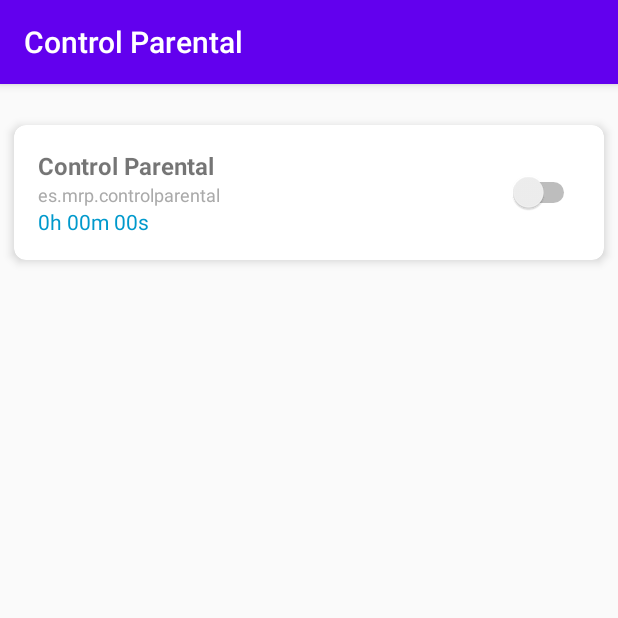
After one commit to MarcRoviraP/control_parental, an Android app built with Jetpack Compose: the ChildActivity screen opened directly, with no data from a screen before it, on a phone screen of 412 x 824 dp, the top half of it. The commit adds this screen. Run offline under Robolectric (Android 15) with nearby library versions, the phone set to English and light mode, and no system bars.

Commit message:
add recicler view to modify the blocked packages

```diff
--- a/app/build.gradle.kts
+++ b/app/build.gradle.kts
@@ -38,6 +38,7 @@ android {
     }
     buildFeatures {
         compose = true
+        viewBinding = true
     }
     composeOptions {
         kotlinCompilerExtensionVersion = "1.5.1"
@@ -59,6 +60,11 @@ dependencies {
     implementation("androidx.compose.ui:ui-graphics")
     implementation("androidx.compose.ui:ui-tooling-preview")
     implementation("androidx.compose.material3:material3")
+    implementation("androidx.appcompat:appcompat:1.6.1")
+    implementation("com.google.android.material:material:1.10.0")
+    implementation("androidx.activity:activity:1.10.1")
+    implementation("androidx.constraintlayout:constraintlayout:2.1.4")
+    implementation("androidx.recyclerview:recyclerview:1.4.0")
     testImplementation("junit:junit:4.13.2")
     androidTestImplementation("androidx.test.ext:junit:1.2.1")
     androidTestImplementation("androidx.test.espresso:espresso-core:3.6.1")
--- /dev/null
+++ b/app/src/main/java/es/mrp/controlparental/AppListAdapter.kt
@@ -0,0 +1,39 @@
+package es.mrp.controlparental
+
+import android.view.LayoutInflater
+import android.view.ViewGroup
+import androidx.recyclerview.widget.RecyclerView
+import es.mrp.controlparental.databinding.AppsItemBinding
+
+class AppListAdapter(
+    private val apps: List<AppPackageClass>,
+    private val onBlockToggle: (AppPackageClass, Boolean) -> Unit
+) : RecyclerView.Adapter<AppListAdapter.AppViewHolder>() {
+
+    class AppViewHolder(private val binding: AppsItemBinding) : RecyclerView.ViewHolder(binding.root) {
+        fun bind(app: AppPackageClass, onBlockToggle: (AppPackageClass, Boolean) -> Unit) {
+            app.blocked = blockedApps.contains(app.packageName)
+            binding.textAppName.text = app.appName
+            binding.textPackageName.text = app.packageName
+            binding.textUsageTime.text = formatTime(app.time)
+            binding.switchBlocked.isChecked = app.blocked
+
+            binding.switchBlocked.setOnCheckedChangeListener { _, isChecked ->
+                app.blocked = isChecked
+                if (!isChecked)  blockedApps.remove(app.packageName) else blockedApps.add(app.packageName)
+                onBlockToggle(app, isChecked)
+            }
+        }
+    }
+
+    override fun onCreateViewHolder(parent: ViewGroup, viewType: Int): AppViewHolder {
+        val binding = AppsItemBinding.inflate(LayoutInflater.from(parent.context), parent, false)
+        return AppViewHolder(binding)
+    }
+
+    override fun onBindViewHolder(holder: AppViewHolder, position: Int) {
+        holder.bind(apps[position], onBlockToggle)
+    }
+
+    override fun getItemCount(): Int = apps.size
+}
--- /dev/null
+++ b/app/src/main/java/es/mrp/controlparental/AppPackageClass.kt
@@ -0,0 +1,15 @@
+package es.mrp.controlparental
+
+import android.annotation.SuppressLint
+
+class AppPackageClass (
+    var packageName: String,
+    var appName: String,
+    var time: Long,
+    var blocked: Boolean
+) {
+    @SuppressLint("DefaultLocale")
+    override fun toString(): String {
+        return String.format("AppPackageClass(packageName=%s, appName=%s, time=%d, blocked=%b)", packageName, appName, time, blocked)
+    }
+}
--- /dev/null
+++ b/app/src/main/java/es/mrp/controlparental/ChildActivity.kt
@@ -0,0 +1,60 @@
+package es.mrp.controlparental
+
+import android.content.pm.PackageManager
+import android.os.Bundle
+import androidx.activity.enableEdgeToEdge
+import androidx.appcompat.app.AppCompatActivity
+import androidx.core.view.ViewCompat
+import androidx.core.view.WindowInsetsCompat
+import androidx.recyclerview.widget.LinearLayoutManager
+import es.mrp.controlparental.databinding.ActivityChildBinding
+
+class ChildActivity : AppCompatActivity() {
+    private lateinit var binding: ActivityChildBinding
+
+    override fun onCreate(savedInstanceState: Bundle?) {
+        super.onCreate(savedInstanceState)
+        enableEdgeToEdge()
+        binding = ActivityChildBinding.inflate(layoutInflater)
+        setContentView(binding.root)
+
+        ViewCompat.setOnApplyWindowInsetsListener(binding.main) { v, insets ->
+            val systemBars = insets.getInsets(WindowInsetsCompat.Type.systemBars())
+            v.setPadding(systemBars.left, systemBars.top, systemBars.right, systemBars.bottom)
+            insets
+        }
+
+        setupRecyclerView()
+    }
+
+    private fun setupRecyclerView() {
+        // Obtener lista de apps instaladas
+        val pm = packageManager
+        val packages = pm.getInstalledApplications(PackageManager.GET_META_DATA)
+        val appList = getInstalledApps(this, packages, pm)
+
+        // Configurar RecyclerView
+        val adapter = AppListAdapter(appList) { app, isBlocked ->
+            // Callback cuando se cambia el estado de bloqueo
+            if (isBlocked) {
+                // Lógica para bloquear la app
+                blockApp(app.packageName)
+            } else {
+                // Lógica para desbloquear la app
+                unblockApp(app.packageName)
+            }
+        }
+
+        binding.recyclerViewApps.layoutManager = LinearLayoutManager(this)
+        binding.recyclerViewApps.adapter = adapter
+    }
+
+    private fun blockApp(packageName: String) {
+        // Implementar lógica de bloqueo
+        // Por ejemplo, usando DevicePolicyManager
+    }
+
+    private fun unblockApp(packageName: String) {
+        // Implementar lógica de desbloqueo
+    }
+}
--- /dev/null
+++ b/app/src/main/java/es/mrp/controlparental/utilsFunctions.kt
@@ -0,0 +1,84 @@
+package es.mrp.controlparental
+
+    import android.app.AppOpsManager
+    import android.app.admin.DevicePolicyManager
+    import android.app.usage.UsageStats
+    import android.app.usage.UsageStatsManager
+    import android.content.ComponentName
+    import android.content.Context
+    import android.content.Intent
+    import android.content.pm.ApplicationInfo
+    import android.content.pm.PackageManager
+    import android.provider.Settings
+    import android.util.Log
+
+    val blockedApps = mutableSetOf<String>()
+    fun getInstalledApps(
+        context: Context,
+        packages: List<ApplicationInfo>,
+        pm: PackageManager
+    ) : List<AppPackageClass> {
+
+        val returnList = ArrayList<AppPackageClass>()
+        val userApps = packages.filter { app ->
+            (app.flags and ApplicationInfo.FLAG_SYSTEM) == 0
+        }
+
+        if (!hasUsageAccess(context)) {
+            return emptyList()
+        }
+
+        val usageStatsManager = context.getSystemService(Context.USAGE_STATS_SERVICE) as UsageStatsManager
+        val endTime = System.currentTimeMillis()
+        val startTime = endTime - 1000 * 60 * 60 * 24
+
+        val usageStatsList: List<UsageStats> =
+            usageStatsManager.queryUsageStats(UsageStatsManager.INTERVAL_DAILY, startTime, endTime)
+
+        val usageMap = usageStatsList
+            .filter { it.totalTimeInForeground > 0 }
+            .associateBy({ it.packageName }, { it.totalTimeInForeground })
+
+        for (app in userApps) {
+            val appName = pm.getApplicationLabel(app).toString()
+            val packageName = app.packageName
+            val totalTime = usageMap[packageName] ?: 0L
+//            if (totalTime == 0L) continue
+
+            returnList.add(AppPackageClass(packageName, appName, totalTime, false))
+        }
+
+        return returnList.sortedByDescending { it.time }
+    }
+
+    fun hasUsageAccess(context: Context): Boolean {
+        val appOps = context.getSystemService(Context.APP_OPS_SERVICE) as AppOpsManager
+        val mode = appOps.checkOpNoThrow(
+            AppOpsManager.OPSTR_GET_USAGE_STATS,
+            android.os.Process.myUid(),
+            context.packageName
+        )
+        return mode == AppOpsManager.MODE_ALLOWED
+    }
+
+    fun formatTime(ms: Long): String {
+        val totalSeconds = ms / 1000
+        val hours = totalSeconds / 3600
+        val minutes = (totalSeconds % 3600) / 60
+        val seconds = totalSeconds % 60
+        return String.format("%dh %02dm %02ds", hours, minutes, seconds)
+    }
+
+    fun enableDeviceAdmin(context: Context) {
+        val componentName = ComponentName(context, ParentalControlAdminReceiver::class.java)
+        val devicePolicyManager = context.getSystemService(Context.DEVICE_POLICY_SERVICE) as DevicePolicyManager
+
+        if (!devicePolicyManager.isAdminActive(componentName)) {
+            val intent = Intent(DevicePolicyManager.ACTION_ADD_DEVICE_ADMIN).apply {
+                putExtra(DevicePolicyManager.EXTRA_DEVICE_ADMIN, componentName)
+                putExtra(DevicePolicyManager.EXTRA_ADD_EXPLANATION,
+                    "Esta aplicación necesita permisos de administrador para proteger el control parental")
+            }
+            context.startActivity(intent)
+        }
+    }
--- /dev/null
+++ b/app/src/main/res/layout/activity_child.xml
@@ -0,0 +1,22 @@
+<?xml version="1.0" encoding="utf-8"?>
+<androidx.constraintlayout.widget.ConstraintLayout xmlns:android="http://schemas.android.com/apk/res/android"
+    xmlns:app="http://schemas.android.com/apk/res-auto"
+    xmlns:tools="http://schemas.android.com/tools"
+    android:id="@+id/main"
+    android:layout_width="match_parent"
+    android:layout_height="match_parent"
+    tools:context=".ChildActivity">
+
+    <androidx.recyclerview.widget.RecyclerView
+        android:id="@+id/recyclerViewApps"
+        android:layout_width="409dp"
+        android:layout_height="729dp"
+        android:layout_marginStart="1dp"
+        android:layout_marginTop="1dp"
+        android:layout_marginEnd="1dp"
+        android:layout_marginBottom="1dp"
+        app:layout_constraintBottom_toBottomOf="parent"
+        app:layout_constraintEnd_toEndOf="parent"
+        app:layout_constraintStart_toStartOf="parent"
+        app:layout_constraintTop_toTopOf="parent" />
+</androidx.constraintlayout.widget.ConstraintLayout>
--- /dev/null
+++ b/app/src/main/res/layout/apps_item.xml
@@ -0,0 +1,56 @@
+<?xml version="1.0" encoding="utf-8"?>
+<androidx.cardview.widget.CardView xmlns:android="http://schemas.android.com/apk/res/android"
+    xmlns:app="http://schemas.android.com/apk/res-auto"
+    android:layout_width="match_parent"
+    android:layout_height="wrap_content"
+    android:layout_margin="8dp"
+    app:cardCornerRadius="8dp"
+    app:cardElevation="4dp">
+
+    <LinearLayout
+        android:layout_width="match_parent"
+        android:layout_height="wrap_content"
+        android:orientation="horizontal"
+        android:padding="16dp">
+
+        <LinearLayout
+            android:layout_width="0dp"
+            android:layout_height="wrap_content"
+            android:layout_weight="1"
+            android:orientation="vertical">
+
+            <TextView
+                android:id="@+id/textAppName"
+                android:layout_width="wrap_content"
+                android:layout_height="wrap_content"
+                android:text="App Name"
+                android:textSize="16sp"
+                android:textStyle="bold" />
+
+            <TextView
+                android:id="@+id/textPackageName"
+                android:layout_width="wrap_content"
+                android:layout_height="wrap_content"
+                android:text="com.example.app"
+                android:textColor="@android:color/darker_gray"
+                android:textSize="12sp" />
+
+            <TextView
+                android:id="@+id/textUsageTime"
+                android:layout_width="wrap_content"
+                android:layout_height="wrap_content"
+                android:text="2h 30m 15s"
+                android:textColor="@android:color/holo_blue_dark"
+                android:textSize="14sp" />
+
+        </LinearLayout>
+
+        <Switch
+            android:id="@+id/switchBlocked"
+            android:layout_width="wrap_content"
+            android:layout_height="wrap_content"
+            android:layout_gravity="center_vertical" />
+
+    </LinearLayout>
+
+</androidx.cardview.widget.CardView>
--- a/app/src/main/res/values/themes.xml
+++ b/app/src/main/res/values/themes.xml
@@ -1,5 +1,16 @@
-<?xml version="1.0" encoding="utf-8"?>
-<resources>
-
-    <style name="Theme.ControlParental" parent="android:Theme.Material.Light.NoActionBar" />
+<resources xmlns:tools="http://schemas.android.com/tools">
+    <!-- Base application theme. -->
+    <style name="Theme.ControlParental" parent="Theme.AppCompat.DayNight.DarkActionBar">
+        <!-- Primary brand color. -->
+        <item name="colorPrimary">@color/purple_500</item>
+        <item name="colorPrimaryVariant">@color/purple_700</item>
+        <item name="colorOnPrimary">@color/white</item>
+        <!-- Secondary brand color. -->
+        <item name="colorSecondary">@color/teal_200</item>
+        <item name="colorSecondaryVariant">@color/teal_700</item>
+        <item name="colorOnSecondary">@color/black</item>
+        <!-- Status bar color. -->
+        <item name="android:statusBarColor">?attr/colorPrimaryVariant</item>
+        <!-- Customize your theme here. -->
+    </style>
 </resources>
```
Also changed, not shown: app/src/main/AndroidManifest.xml (+26 -21 lines), app/src/main/java/es/mrp/controlparental/BlockService.kt (+57 -25 lines), app/src/main/java/es/mrp/controlparental/BootReciver.kt (+34 -2 lines), app/src/main/java/es/mrp/controlparental/MainActivity.kt (+12 -113 lines), app/src/main/java/es/mrp/controlparental/SplashActivity.kt (added, +71 -0 lines), app/src/main/res/layout/activity_main.xml (added, +29 -0 lines).
